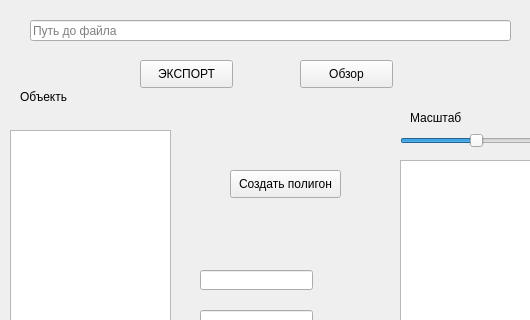
The window that GUI_creation/GUI.ui (kaizer-nurik/manipulator_planning_simple) describes before a commit, drawn with Qt 5; both pictures show x 0 to 530 and y 0 to 320 of the 1114 by 843 pixel window.
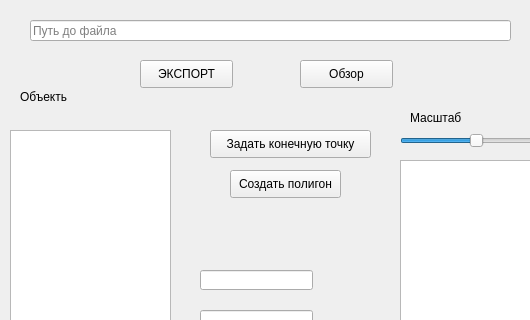
The same window after the commit.

Commit message: GUI modification, goal point and started xml parser

```diff
--- a/GUI_creation/GUI.ui
+++ b/GUI_creation/GUI.ui
@@ -328,6 +328,19 @@
      <string>Масштаб</string>
     </property>
    </widget>
+   <widget class="QPushButton" name="create_goal_point_btn">
+    <property name="geometry">
+     <rect>
+      <x>210</x>
+      <y>130</y>
+      <width>161</width>
+      <height>28</height>
+     </rect>
+    </property>
+    <property name="text">
+     <string>Задать конечную точку</string>
+    </property>
+   </widget>
   </widget>
   <widget class="QMenuBar" name="menubar">
    <property name="geometry">
```
Left out of the diff: 2 changed lines with no effect on the pictures. The commit also changes 7 other files.
